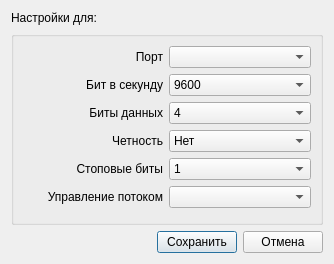
This is Emulator_test/sv_serialeditor.ui in breton75/R_Card_test as Qt 5 draws it before an edit. The edited form follows.
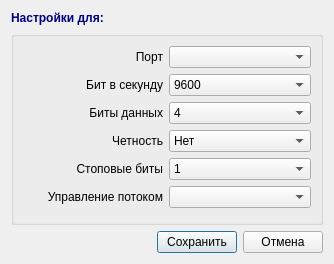
This is the edited form.

Diff of the .ui file:
```diff
--- a/Emulator_test/sv_serialeditor.ui
+++ b/Emulator_test/sv_serialeditor.ui
@@ -16,6 +16,15 @@
   <layout class="QVBoxLayout" name="verticalLayout_2">
    <item>
     <widget class="QLabel" name="lblCaption">
+     <property name="font">
+      <font>
+       <weight>75</weight>
+       <bold>true</bold>
+      </font>
+     </property>
+     <property name="styleSheet">
+      <string notr="true">color: rgb(0, 0, 127);</string>
+     </property>
      <property name="text">
       <string>Настройки для: </string>
      </property>
```
Left out of the diff: 2 changed lines with no effect on the pictures.
